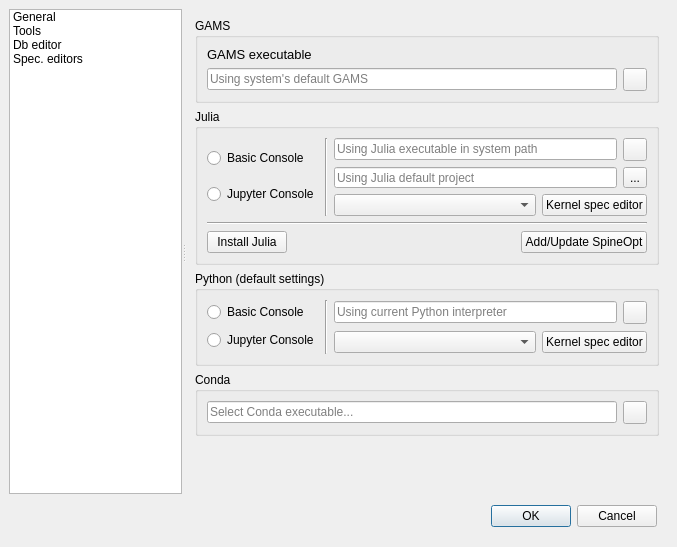
The window that spinetoolbox/ui/settings.ui (spine-tools/Spine-Toolbox) describes before a commit, drawn with Qt 5.
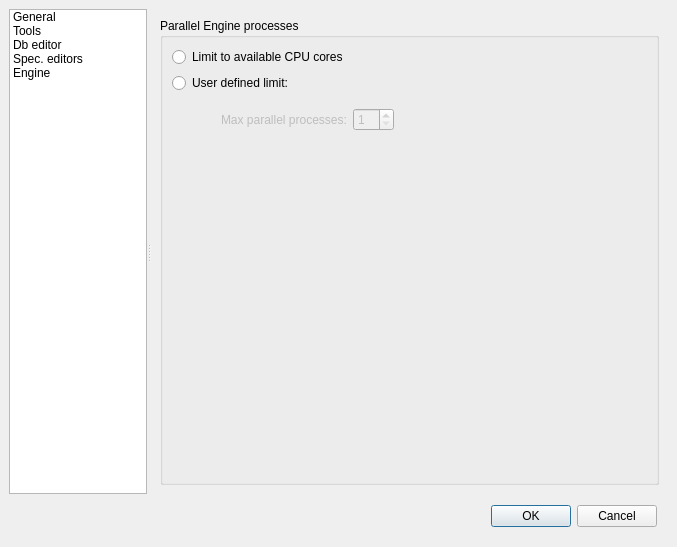
The same window after the commit. Icons and pictures are not drawn. Custom widgets are drawn as their Qt base class.

Commit message:
Add tab for Engine settings
Toolbox settings window now has a new tab, Engine settings. Currently it
contains settings to limit Engine's parallel processes.

Re Spine-project/spine-engine#35

```diff
--- a/spinetoolbox/ui/settings.ui
+++ b/spinetoolbox/ui/settings.ui
@@ -188,6 +188,15 @@
          <normaloff>:/icons/wrench.svg</normaloff>:/icons/wrench.svg</iconset>
        </property>
       </item>
+      <item>
+       <property name="text">
+        <string>Engine</string>
+       </property>
+       <property name="icon">
+        <iconset resource="resources/resources_icons.qrc">
+         <normaloff>:/icons/tractor.svg</normaloff>:/icons/tractor.svg</iconset>
+       </property>
+      </item>
      </widget>
      <widget class="QStackedWidget" name="stackedWidget">
       <property name="sizePolicy">
@@ -197,7 +206,7 @@
        </sizepolicy>
       </property>
       <property name="currentIndex">
-       <number>1</number>
+       <number>4</number>
       </property>
       <widget class="QWidget" name="General">
        <layout class="QVBoxLayout" name="verticalLayout_6">
@@ -1157,6 +1166,104 @@
         </item>
        </layout>
       </widget>
+      <widget class="QWidget" name="Engine">
+       <layout class="QVBoxLayout" name="verticalLayout_10">
+        <item>
+         <widget class="QGroupBox" name="groupBox_3">
+          <property name="title">
+           <string>Parallel Engine processes</string>
+          </property>
+          <layout class="QVBoxLayout" name="verticalLayout_2">
+           <item>
+            <widget class="QRadioButton" name="automatic_engine_process_limit_radio_button">
+             <property name="text">
+              <string>Limit to available CPU cores</string>
+             </property>
+             <attribute name="buttonGroup">
+              <string notr="true">engine_processes_button_group</string>
+             </attribute>
+            </widget>
+           </item>
+           <item>
+            <widget class="QRadioButton" name="user_defined_engine_process_limit_radio_button">
+             <property name="text">
+              <string>User defined limit:</string>
+             </property>
+             <attribute name="buttonGroup">
+              <string notr="true">engine_processes_button_group</string>
+             </attribute>
+            </widget>
+           </item>
+           <item>
+            <widget class="QWidget" name="engine_process_limit_controls" native="true">
+             <property name="enabled">
+              <bool>false</bool>
+             </property>
+             <layout class="QHBoxLayout" name="horizontalLayout_13">
+              <item>
+               <spacer name="horizontalSpacer_2">
+                <property name="orientation">
+                 <enum>Qt::Horizontal</enum>
+                </property>
+                <property name="sizeType">
+                 <enum>QSizePolicy::Fixed</enum>
+                </property>
+                <property name="sizeHint" stdset="0">
+                 <size>
+                  <width>40</width>
+                  <height>20</height>
+                 </size>
+                </property>
+               </spacer>
+              </item>
+              <item>
+               <widget class="QLabel" name="label_2">
+                <property name="text">
+                 <string>Max parallel processes:</string>
+                </property>
+               </widget>
+              </item>
+              <item>
+               <widget class="QSpinBox" name="engine_process_limit_spin_box">
+                <property name="minimum">
+                 <number>1</number>
+                </property>
+               </widget>
+              </item>
+              <item>
+               <spacer name="horizontalSpacer_3">
+                <property name="orientation">
+                 <enum>Qt::Horizontal</enum>
+                </property>
+                <property name="sizeHint" stdset="0">
+                 <size>
+                  <width>205</width>
+                  <height>20</height>
+                 </size>
+                </property>
+               </spacer>
+              </item>
+             </layout>
+            </widget>
+           </item>
+           <item>
+            <spacer name="verticalSpacer_4">
+             <property name="orientation">
+              <enum>Qt::Vertical</enum>
+             </property>
+             <property name="sizeHint" stdset="0">
+              <size>
+               <width>20</width>
+               <height>337</height>
+              </size>
+             </property>
+            </spacer>
+           </item>
+          </layout>
+         </widget>
+        </item>
+       </layout>
+      </widget>
      </widget>
     </widget>
    </item>
```
Left out of the diff: 3 changed lines with no effect on the pictures. The commit also changes 6 other files.
